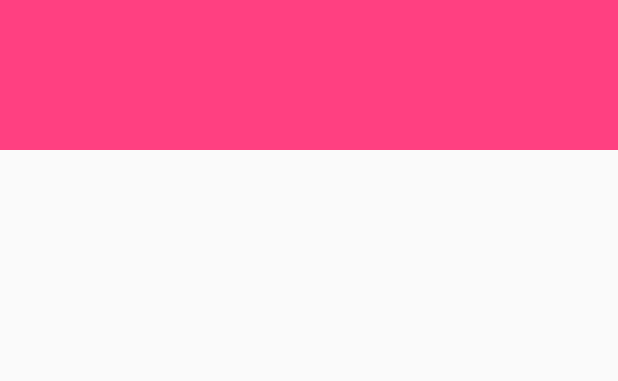
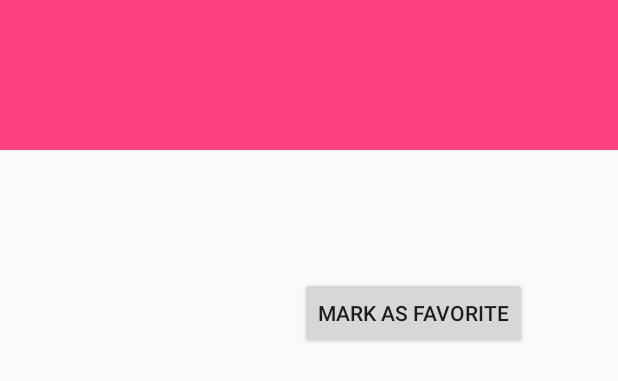
Before and after one commit to bradd123/Popular-Movies-2, an Android app: the layout activity_detail.xml on its own in the app's theme, with its tools: preview values and no code run, on a phone screen of 412 x 824 dp. Shown: the top 381 px of the screen. Run offline under Robolectric (Android 15) with nearby library versions, the phone set to English and light mode, and no system bars.

Commit message:
add favorite button

```diff
--- a/app/src/main/java/com/brahmachilakala/popularmovies2/MainActivity.java
+++ b/app/src/main/java/com/brahmachilakala/popularmovies2/MainActivity.java
@@ -185,6 +185,7 @@ public class MainActivity extends AppCompatActivity implements SharedPreferences
                     detailActivity.putExtra("overview", movie.getOverview());
                     detailActivity.putExtra("user_rating", movie.getUserRating());
                     detailActivity.putExtra("release_date", movie.getReleaseDate());
+                    detailActivity.putExtra("is_favorite", movie.isFavorite());
                     startActivity(detailActivity);
 
                     return true;
--- a/app/src/main/res/layout/activity_detail.xml
+++ b/app/src/main/res/layout/activity_detail.xml
@@ -42,6 +42,11 @@
                 android:layout_width="wrap_content"
                 android:layout_height="wrap_content"
                 android:textSize="20sp"/>
+            <Button
+                android:id="@+id/bt_favorite"
+                android:layout_width="wrap_content"
+                android:layout_height="wrap_content"
+                android:text="Mark As Favorite"/>
 
         </LinearLayout>
 
```
Also changed, not shown: app/src/main/java/com/brahmachilakala/popularmovies2/DetailActivity.java (+26 -1 lines), app/src/main/java/com/brahmachilakala/popularmovies2/Movie.java (+9 -0 lines).
